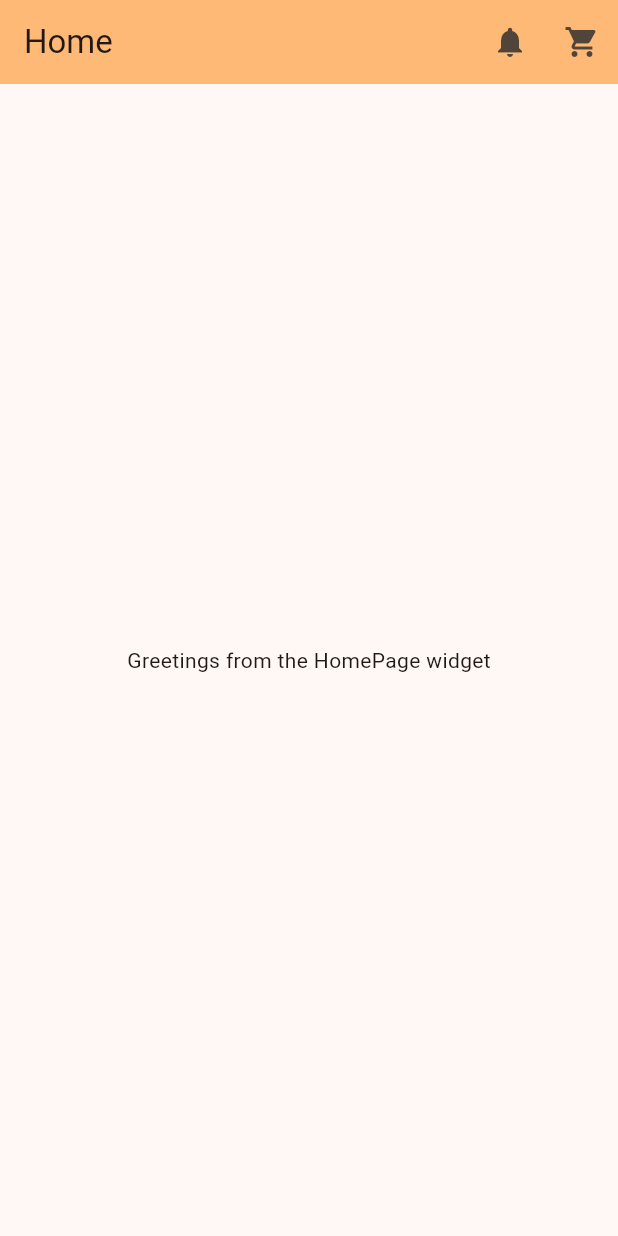
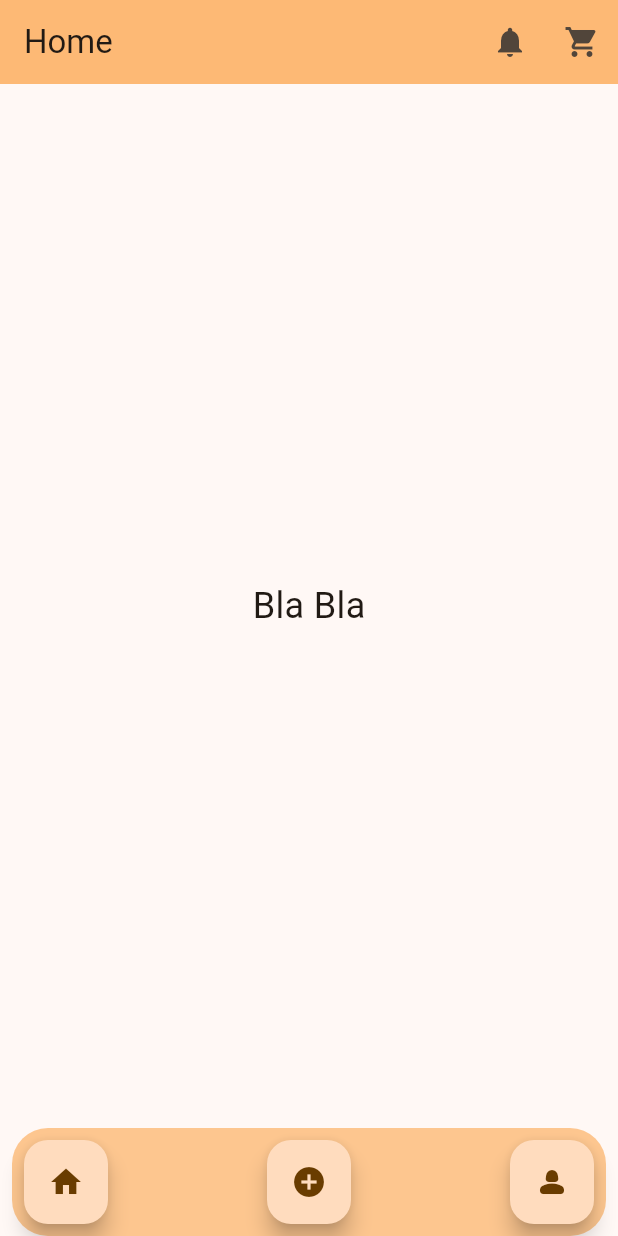
Before and after one commit to DaoTanP/app_ban_sach_bookie, a Flutter app: the screen it shows after launch, on a phone screen of 412 x 824 dp. Run offline on Flutter 3.47's test engine with Material 2 defaults, Android fonts, the phone set to English and light mode, and no system bars.

Commit message:
Thêm thanh Bottom Navigation Bar

```diff
--- a/lib/common/components/wrapper_component.dart
+++ b/lib/common/components/wrapper_component.dart
@@ -28,7 +28,51 @@ class WrapperComponent extends StatelessWidget {
         centerTitle: centerTitle,
         actions: trailing,
       ),
-      body: body,
+      body: Center(
+        child: Text(
+          'Bla Bla',
+          style: TextStyle(fontSize: 24),
+        ),
+      ),
+
+      bottomNavigationBar: Container(
+        padding: EdgeInsets.all(8),
+        margin: EdgeInsets.symmetric(horizontal:8.0),
+        decoration: BoxDecoration(
+          color: backgroundColor.withOpacity(0.8),
+          borderRadius: BorderRadius.all(Radius.circular(24))
+        ),
+        child: Row(
+          mainAxisAlignment: MainAxisAlignment.spaceBetween,
+          children: [
+             FloatingActionButton(
+              onPressed:(){
+                //Test chuyển trang Login
+                // Navigator.push(
+                // context,
+                // MaterialPageRoute(builder: (context) => LoginPage()),
+                // );
+              },
+              tooltip: 'Home',
+              child: Icon(Icons.home),
+            ),
+            FloatingActionButton(
+              onPressed:(){
+
+              },
+              tooltip: 'Add',
+              child: Icon(Icons.add_circle_outlined),
+            ),
+            FloatingActionButton(
+              onPressed:(){
+
+              },
+              tooltip: 'User',
+              child: Icon(Icons.person_2_rounded),
+            ),
+          ],
+        ),
+      ),
     );
   }
 }
```
